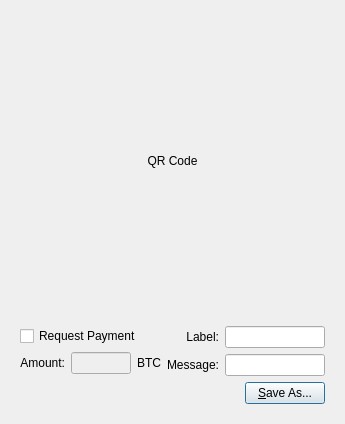
Before: the Qt Designer form src/qt/forms/qrcodedialog.ui in mmpool/coiledcoin, drawn with Qt 5.
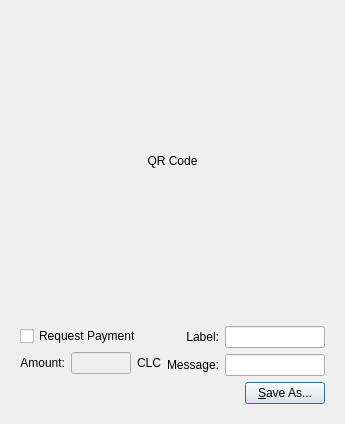
After: the same form once the commit is applied.

What changed in the file:
```diff
--- a/src/qt/forms/qrcodedialog.ui
+++ b/src/qt/forms/qrcodedialog.ui
@@ -99,7 +99,7 @@
                </sizepolicy>
               </property>
               <property name="text">
-               <string>BTC</string>
+               <string>CLC</string>
               </property>
               <property name="buddy">
                <cstring>lnReqAmount</cstring>
```
